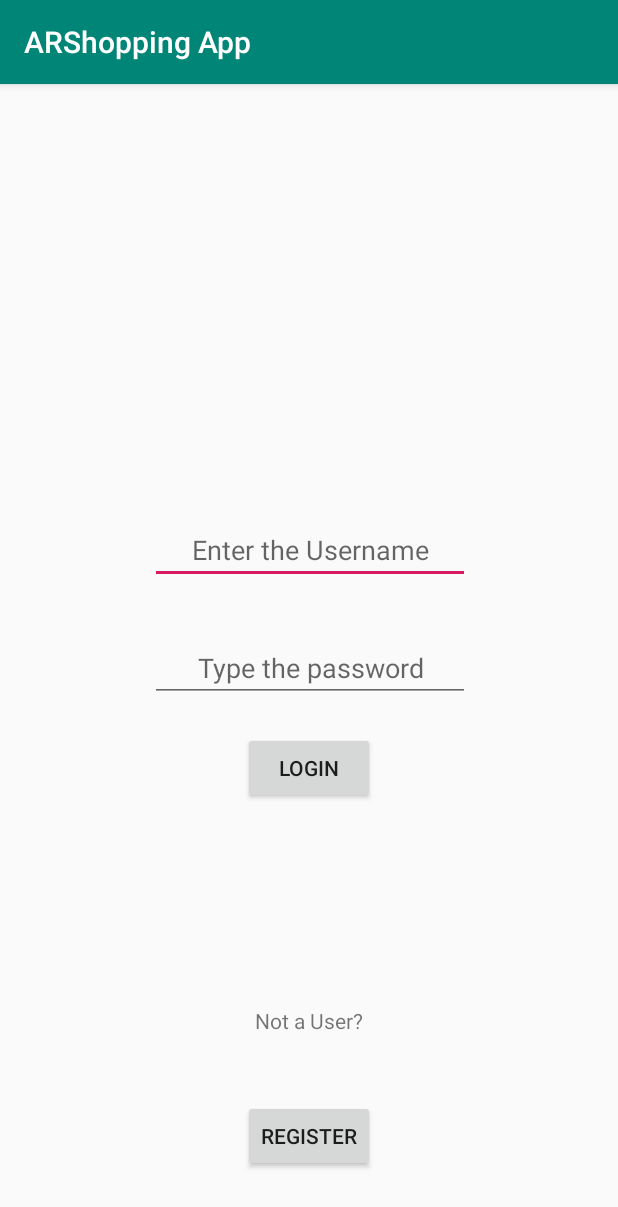
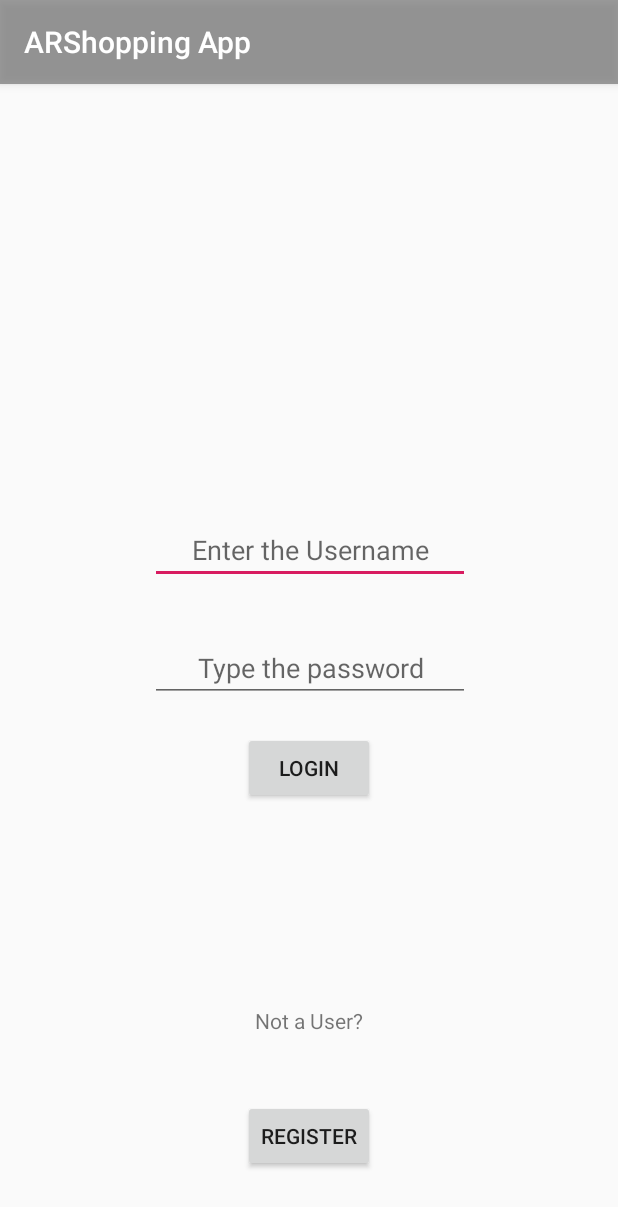
Before and after one commit to cmkishores/AndroidStudioProjects, an Android app: the screen it shows after launch (MainActivity), on a phone screen of 412 x 824 dp. Shown: the top 1207 px of the screen. Run offline under Robolectric (Android 15) with nearby library versions, the phone set to English and light mode, and no system bars; our stand-ins replace Firebase (no records; nobody signed in at launch, a user with empty details on screens opened directly).

Commit message:
color change

```diff
--- a/app/src/main/res/layout/activity_main.xml
+++ b/app/src/main/res/layout/activity_main.xml
@@ -1,7 +1,6 @@
 <?xml version="1.0" encoding="utf-8"?>
 <ScrollView xmlns:android="http://schemas.android.com/apk/res/android"
     xmlns:app="http://schemas.android.com/apk/res-auto"
-    xmlns:tools="http://schemas.android.com/tools"
     android:layout_width="fill_parent"
     android:layout_height="fill_parent"
     android:clipToPadding="false"
@@ -22,10 +21,13 @@
             android:layout_marginStart="8dp"
             android:layout_marginTop="60dp"
             android:layout_marginEnd="8dp"
+            android:layout_marginBottom="8dp"
             android:src="@drawable/logo1"
+            app:layout_constraintBottom_toTopOf="@+id/MailID_editText"
             app:layout_constraintEnd_toEndOf="parent"
             app:layout_constraintStart_toStartOf="parent"
-            app:layout_constraintTop_toTopOf="parent" />
+            app:layout_constraintTop_toTopOf="parent"
+            android:contentDescription="TODO" />
 
         <!-- Email Label -->
         <EditText
@@ -70,7 +72,7 @@
             android:layout_marginTop="28dp"
             android:layout_marginEnd="8dp"
             android:background="@color/colorPrimary"
-            android:backgroundTint="@color/browser_actions_title_color"
+            android:backgroundTint="@color/colorPrimary"
             android:padding="12dp"
             android:text="Login"
             android:textColor="@color/common_google_signin_btn_text_dark_default"
@@ -103,7 +105,7 @@
             android:layout_height="wrap_content"
             android:layout_marginStart="8dp"
             android:layout_marginBottom="42dp"
-            android:backgroundTint="@color/common_google_signin_btn_text_light"
+            android:backgroundTint="@color/colorPrimaryDark"
             android:padding="12dp"
             android:text="Create One"
             android:textColor="@color/browser_actions_bg_grey"
--- a/app/src/main/res/layout/activity_register.xml
+++ b/app/src/main/res/layout/activity_register.xml
@@ -30,7 +30,8 @@
                 android:layout_width="match_parent"
                 android:layout_height="wrap_content"
                 android:hint="Name"
-                android:inputType="textCapWords" />
+                android:inputType="textCapWords"
+                android:textColor="@color/browser_actions_bg_grey" />
         </android.support.design.widget.TextInputLayout>
 
         <!-- Email Label -->
--- a/app/src/main/res/values/colors.xml
+++ b/app/src/main/res/values/colors.xml
@@ -1,6 +1,6 @@
 <?xml version="1.0" encoding="utf-8"?>
 <resources>
-    <color name="colorPrimary">#008577</color>
-    <color name="colorPrimaryDark">#00574B</color>
+    <color name="colorPrimary">#B3777777</color>
+    <color name="colorPrimaryDark">#95767676</color>
     <color name="colorAccent">#D81B60</color>
 </resources>
```
